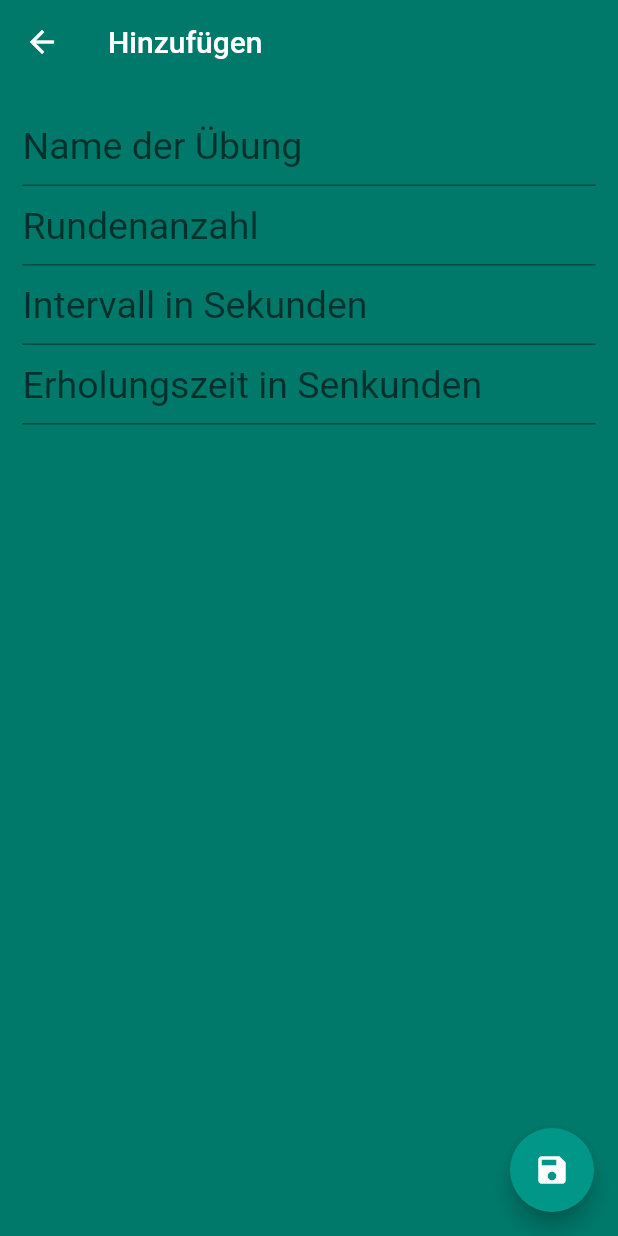
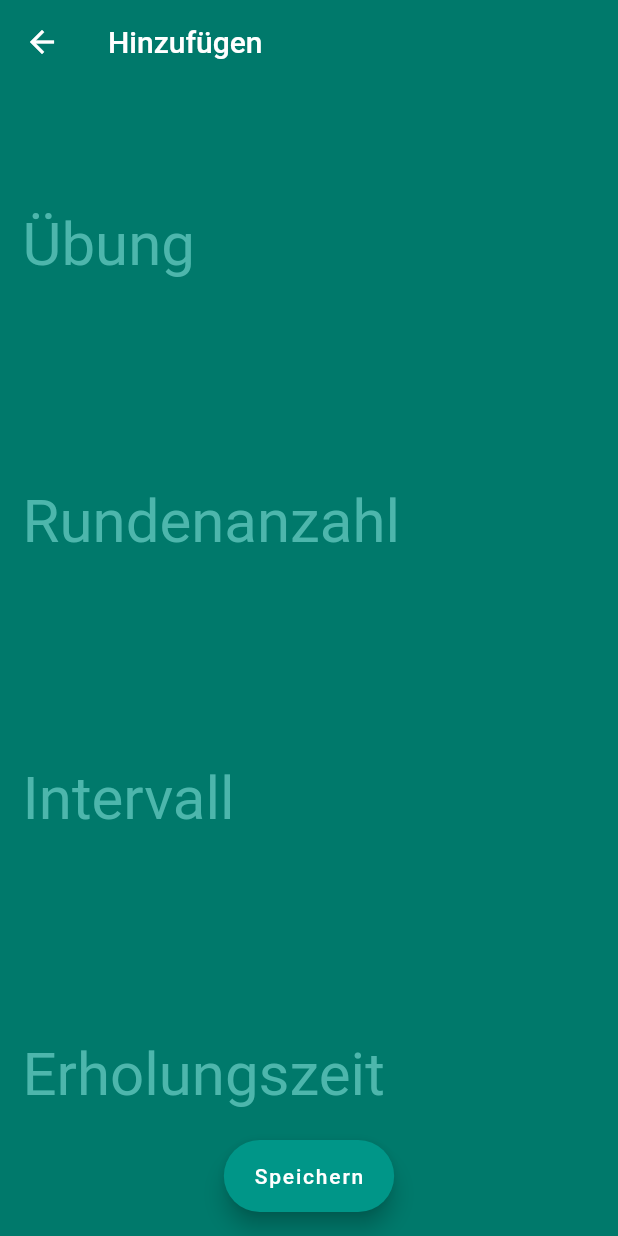
Before and after one commit to kiesman99/timly, a Flutter app: the screen it shows after launch, after a tap on the "add" icon, on a phone screen of 412 x 824 dp. Run offline on Flutter 3.47's test engine with Material 2 defaults, Android fonts, the phone set to English and light mode, and no system bars; our stand-ins replace bloc, equatable, flutter_bloc, freezed_annotation, hive, hive_flutter and 1 more; missing offline and left inert: soundpool, soundpool_web; accounts and stored records are empty; generated files the repository leaves out were written again.

Commit message:
Customized edit Page, increased burn in time.

```diff
--- a/lib/bloc/burn_in/burn_in_bloc.dart
+++ b/lib/bloc/burn_in/burn_in_bloc.dart
@@ -5,7 +5,7 @@ import 'package:bloc/bloc.dart';
 import 'package:timly/bloc/burn_in/burn_in_event.dart';
 import 'package:timly/bloc/burn_in/burn_in_state.dart';
 
-const protectTimeoutDuration = const Duration(seconds: 10);
+const protectTimeoutDuration = const Duration(seconds: 30);
 
 class BurnInBloc extends Bloc<BurnInEvent, BurnInState> {
   Timer _timer;
--- a/lib/main.dart
+++ b/lib/main.dart
@@ -1,3 +1,4 @@
+import 'package:flutter/cupertino.dart';
 import 'package:flutter/material.dart';
 import 'package:flutter_bloc/flutter_bloc.dart';
 import 'package:hive/hive.dart';
@@ -42,6 +43,15 @@ class MyApp extends StatelessWidget {
             primaryTextTheme:
                 TextTheme(bodyText1: TextStyle(color: Colors.white)),
             visualDensity: VisualDensity.adaptivePlatformDensity,
+            inputDecorationTheme: InputDecorationTheme(
+                focusedBorder: UnderlineInputBorder(
+                    borderSide:
+                        BorderSide(color: Colors.teal[800], width: 3.0)),
+                hintStyle: TextStyle(
+                  color: Colors.teal[300],
+                  fontSize: 40.0,
+                ),
+                border: InputBorder.none),
             textTheme: TextTheme(
               headline1: TextStyle(fontSize: 120.0, color: Colors.white),
               headline2: TextStyle(color: Colors.white),
@@ -49,7 +59,7 @@ class MyApp extends StatelessWidget {
               headline4: TextStyle(color: Colors.white),
               headline5: TextStyle(color: Colors.white),
               headline6: TextStyle(fontSize: 20.0, color: Colors.white),
-              subtitle1: TextStyle(fontSize: 25.0, color: Colors.white),
+              subtitle1: TextStyle(fontSize: 40.0, color: Colors.white),
               // ListTile title
               bodyText1: TextStyle(color: Colors.white),
               bodyText2: TextStyle(color: Colors.white),
--- a/lib/pages/exercises_edit_page.dart
+++ b/lib/pages/exercises_edit_page.dart
@@ -52,11 +52,13 @@ class _ExercisesEditPageState extends State<ExercisesEditPage> {
           return Container(
             padding: EdgeInsets.all(15.0),
             child: Column(
+              crossAxisAlignment: CrossAxisAlignment.center,
+              mainAxisAlignment: MainAxisAlignment.spaceAround,
               children: <Widget>[
                 TextField(
                   focusNode: _nameFocusNode,
                   controller: _nameController,
-                  decoration: InputDecoration(hintText: 'Name der Übung'),
+                  decoration: InputDecoration(hintText: 'Übung'),
                   onSubmitted: (_) =>
                       {FocusScope.of(context).requestFocus(_lapsFocusNode)},
                 ),
@@ -66,9 +68,10 @@ class _ExercisesEditPageState extends State<ExercisesEditPage> {
                   inputFormatters: _numberFormatter,
                   keyboardType: TextInputType.numberWithOptions(
                       decimal: false, signed: false),
-                  decoration: InputDecoration(hintText: 'Rundenanzahl'),
+                  decoration: InputDecoration(
+                      hintText: 'Rundenanzahl', suffixText: 'x'),
                   onSubmitted: (_) =>
-                      {FocusScope.of(context).requestFocus(_intervalFocusNode)},
+                  {FocusScope.of(context).requestFocus(_intervalFocusNode)},
                 ),
                 TextField(
                   focusNode: _intervalFocusNode,
@@ -76,10 +79,10 @@ class _ExercisesEditPageState extends State<ExercisesEditPage> {
                   inputFormatters: _numberFormatter,
                   keyboardType: TextInputType.numberWithOptions(
                       decimal: false, signed: false),
-                  decoration:
-                      InputDecoration(hintText: 'Intervall in Sekunden'),
+                  decoration: InputDecoration(
+                      hintText: 'Intervall', suffixText: "s"),
                   onSubmitted: (_) =>
-                      {FocusScope.of(context).requestFocus(_recoverFocusNode)},
+                  {FocusScope.of(context).requestFocus(_recoverFocusNode)},
                 ),
                 TextField(
                   focusNode: _recoverFocusNode,
@@ -87,8 +90,8 @@ class _ExercisesEditPageState extends State<ExercisesEditPage> {
                   inputFormatters: _numberFormatter,
                   keyboardType: TextInputType.numberWithOptions(
                       decimal: false, signed: false),
-                  decoration:
-                      InputDecoration(hintText: 'Erholungszeit in Senkunden'),
+                  decoration: InputDecoration(
+                      hintText: 'Erholungszeit', suffixText: 's'),
                   onSubmitted: (_) => _submit(builderContext),
                 )
               ],
@@ -96,10 +99,11 @@ class _ExercisesEditPageState extends State<ExercisesEditPage> {
           );
         },
       ),
+      floatingActionButtonLocation: FloatingActionButtonLocation.centerFloat,
       floatingActionButton: Builder(
         builder: (BuildContext builderContext) {
-          return FloatingActionButton(
-            child: Icon(Icons.save),
+          return FloatingActionButton.extended(
+            label: Text('Speichern'),
             onPressed: () {
               _submit(builderContext);
             },
--- a/lib/widgets/timer_detail_unconcerning.dart
+++ b/lib/widgets/timer_detail_unconcerning.dart
@@ -16,15 +16,12 @@ class TimerDetailUnconcerning extends StatelessWidget {
     int duration;
 
     state.maybeWhen(running: (exercise) {
-      style = style.copyWith(color: Colors.black);
       laps = exercise.laps;
       duration = exercise.interval.inSeconds;
     }, setup: (setup, exercise) {
-      style = style.copyWith(color: Colors.green);
       laps = exercise.laps;
       duration = setup.inSeconds;
     }, recover: (exercise) {
-      style = style.copyWith(color: Colors.red);
       laps = exercise.laps;
       duration = exercise.recover.inSeconds;
     }, orElse: () {
```
Also changed, not shown: 1 other file.
